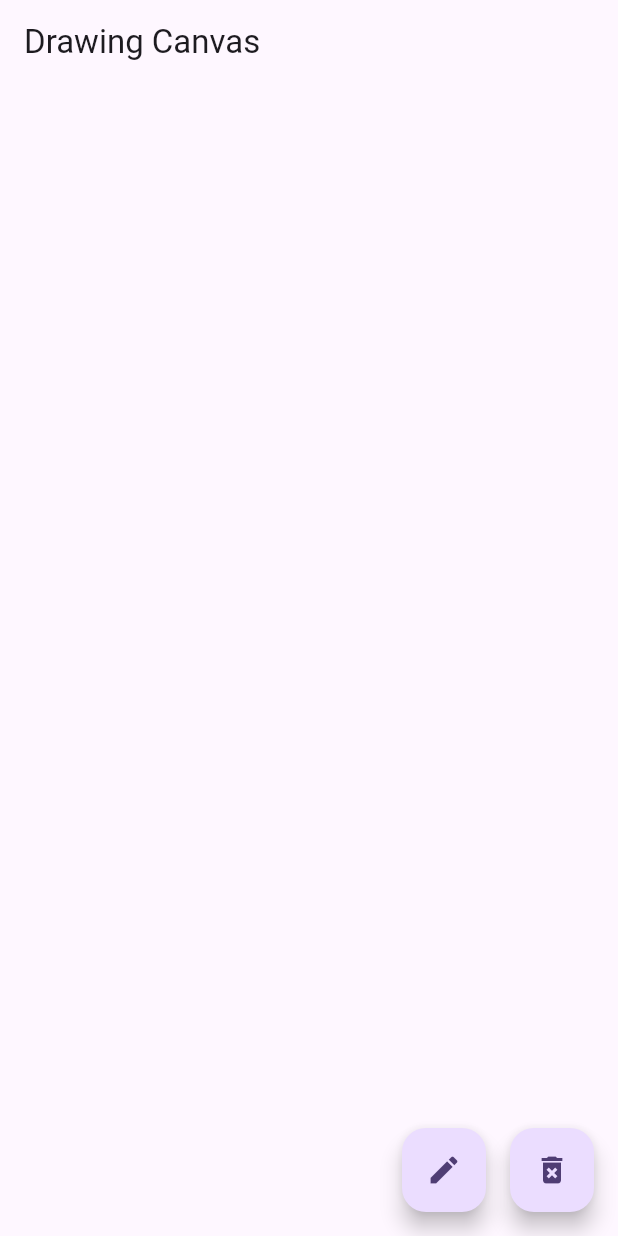
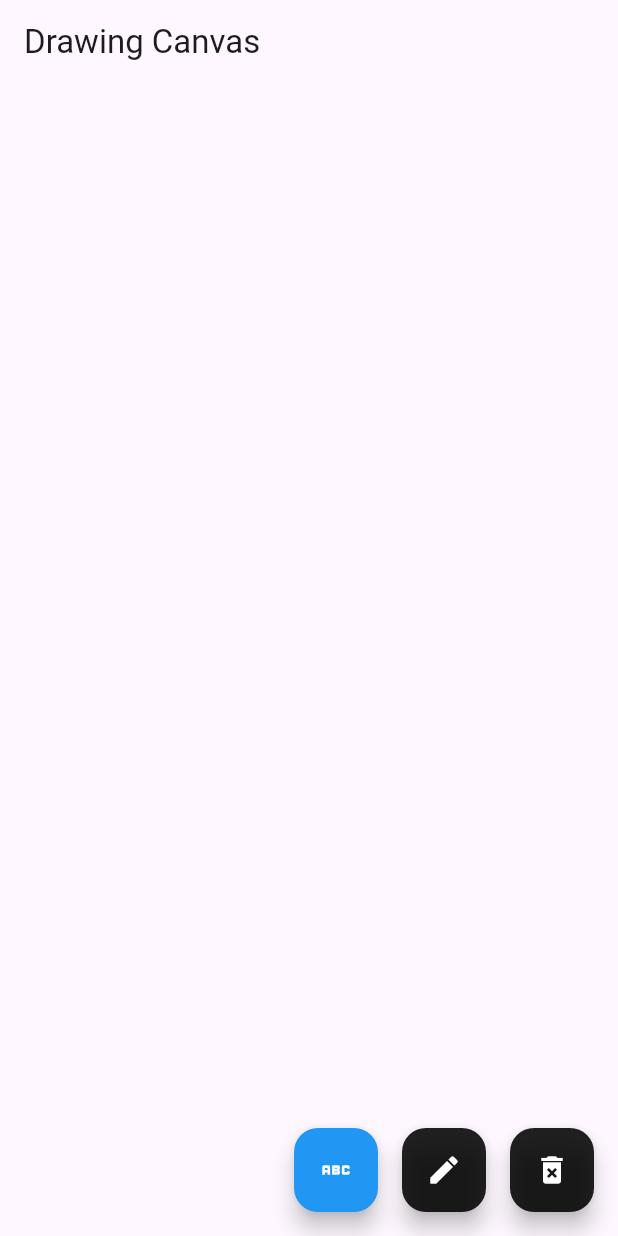
Before and after one commit to tejashbutani/google_ml_digital_ink, a Flutter app: the screen it shows after launch, after a tap on the "abc" icon, on a phone screen of 412 x 824 dp. Run offline on Flutter 3.47's test engine with Material 3 defaults, Android fonts, the phone set to English and light mode, and no system bars; missing offline and left inert: google_mlkit_digital_ink_recognition.

Commit message:
Refactor pen mode toggle functionality in DrawingPage
- Updated _togglePenMode method to accept a boolean parameter for mode selection.
- Modified FloatingActionButton onPressed callbacks to explicitly set text and normal modes.
- Adjusted button tooltips and background colors based on the current mode for better user experience.

```diff
--- a/lib/main.dart
+++ b/lib/main.dart
@@ -128,9 +128,9 @@ class _DrawingPageState extends State<DrawingPage> {
     });
   }
 
-  void _togglePenMode() {
+  void _togglePenMode(bool t) {
     setState(() {
-      isTextMode = !isTextMode;
+      isTextMode = t;
     });
   }
 
@@ -153,15 +153,24 @@ class _DrawingPageState extends State<DrawingPage> {
         mainAxisAlignment: MainAxisAlignment.end,
         children: [
           FloatingActionButton(
-            onPressed: _togglePenMode,
-            tooltip: isTextMode ? 'Switch to Drawing' : 'Switch to Text',
-            child: Icon(isTextMode ? Icons.edit : Icons.abc),
+            onPressed: () => _togglePenMode(true),
+            tooltip: 'Text Mode',
+            backgroundColor: isTextMode ? Colors.blue : Colors.black87,
+            child: const Icon(Icons.abc, color: Colors.white),
+          ),
+          const SizedBox(width: 16),
+          FloatingActionButton(
+            onPressed: () => _togglePenMode(false),
+            tooltip: 'Normal Mode',
+            backgroundColor: isTextMode ? Colors.black87 : Colors.blue,
+            child: const Icon(Icons.edit, color: Colors.white),
           ),
           const SizedBox(width: 16),
           FloatingActionButton(
             onPressed: _clearCanvas,
             tooltip: 'Clear Canvas',
-            child: const Icon(Icons.delete_forever),
+            backgroundColor: Colors.black87,
+            child: const Icon(Icons.delete_forever, color: Colors.white),
           ),
         ],
       ),
```
